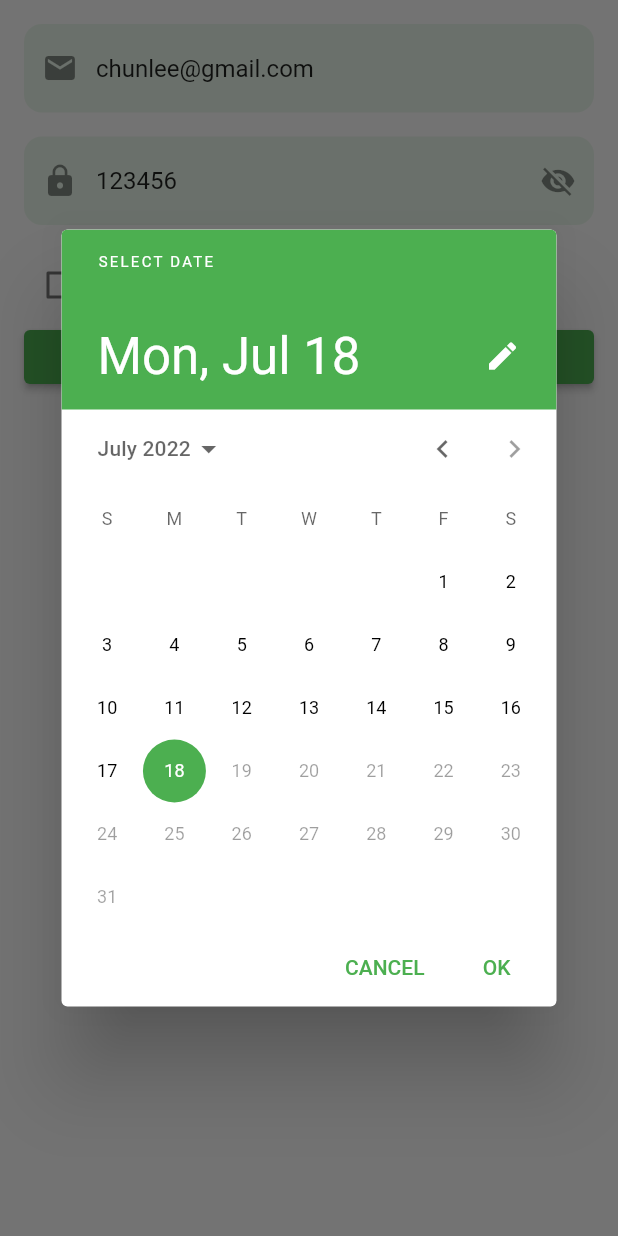
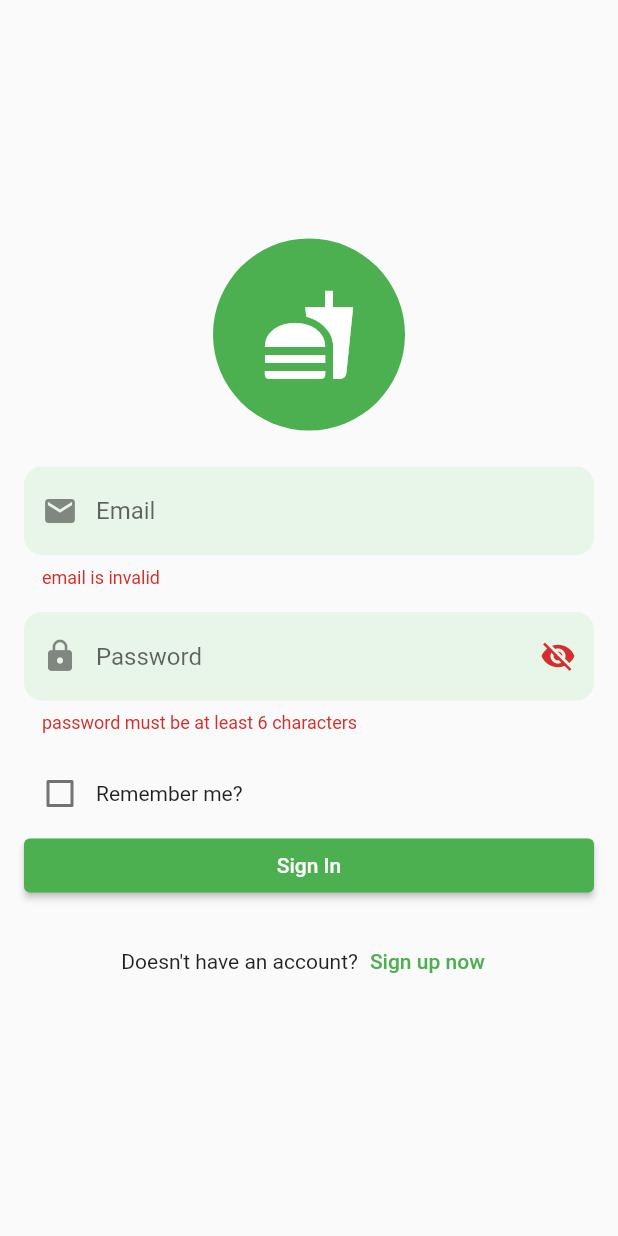
Before and after one commit to chunlee-thong/flutter_training, a Flutter app: the screen it shows after launch, after a tap on "Sign In", on a phone screen of 412 x 824 dp. Run offline on Flutter 3.47's test engine with Material 2 defaults, Android fonts, the phone set to English and light mode, and no system bars.

Commit message:
add sign up example

```diff
--- /dev/null
+++ b/wow_panda/lib/src/constant/app_style.dart
@@ -0,0 +1,6 @@
+import 'package:flutter/material.dart';
+
+final kInputBorder = OutlineInputBorder(
+  borderRadius: BorderRadius.circular(12),
+  borderSide: BorderSide.none,
+);
--- a/wow_panda/lib/src/pages/sign_in/sign_in_page.dart
+++ b/wow_panda/lib/src/pages/sign_in/sign_in_page.dart
@@ -1,4 +1,5 @@
 import 'package:flutter/material.dart';
+import 'package:wow_panda/src/pages/sign_up/sign_up_page.dart';
 
 class SignInPage extends StatefulWidget {
   const SignInPage({Key? key}) : super(key: key);
@@ -9,16 +10,13 @@ class SignInPage extends StatefulWidget {
 
 class _SignInPageState extends State<SignInPage> {
   ///
-  TextEditingController emailTC = TextEditingController(text: "chunlee@gmail.com");
-  TextEditingController passwordTC = TextEditingController(text: "123456");
+  TextEditingController emailTC = TextEditingController(text: "");
+  TextEditingController passwordTC = TextEditingController(text: "");
 
   GlobalKey<FormState> formKey = GlobalKey();
 
-  ///
-
   bool _obscureText = false;
   bool rememberme = false;
-  String? gender;
 
   @override
   void initState() {
@@ -40,6 +38,7 @@ class _SignInPageState extends State<SignInPage> {
           FocusScope.of(context).unfocus();
         },
         child: SafeArea(
+          child: Center(
             child: SingleChildScrollView(
               reverse: true,
               padding: const EdgeInsets.all(16),
@@ -48,11 +47,15 @@ class _SignInPageState extends State<SignInPage> {
                 child: Column(
                   mainAxisAlignment: MainAxisAlignment.center,
                   children: [
-                  // const SizedBox(height: 600),
+                    CircleAvatar(
+                      backgroundColor: Theme.of(context).primaryColor,
+                      radius: 64,
+                      foregroundColor: Colors.white,
+                      child: const Icon(Icons.fastfood, size: 64),
+                    ),
+                    const SizedBox(height: 24),
                     TextFormField(
                       keyboardType: TextInputType.emailAddress,
-                    autofocus: false,
-                    onChanged: (value) {},
                       validator: (value) {
                         if (value!.isEmpty) {
                           return "email is invalid";
@@ -86,11 +89,7 @@ class _SignInPageState extends State<SignInPage> {
                         prefixIcon: const Icon(Icons.lock),
                         suffixIcon: InkWell(
                           child: Icon(_obscureText ? Icons.visibility : Icons.visibility_off),
-                        onTap: () {
-                          setState(() {
-                            _obscureText = !_obscureText;
-                          });
-                        },
+                          onTap: () => setState(() => _obscureText = !_obscureText),
                         ),
                         hintText: "Password",
                         border: OutlineInputBorder(
@@ -106,72 +105,42 @@ class _SignInPageState extends State<SignInPage> {
                       children: [
                         Checkbox(
                           value: rememberme,
-                        onChanged: (value) {
-                          setState(() {
-                            rememberme = value!;
-                          });
-                        },
+                          onChanged: (value) => setState(() => rememberme = value!),
                         ),
                         const Text("Remember me?"),
                       ],
                     ),
-                  // DropdownButtonFormField<String>(
-                  //   value: gender,
-                  //   items: const [
-                  //     DropdownMenuItem(
-                  //       value: "Male",
-                  //       child: Text("Male"),
-                  //     ),
-                  //     DropdownMenuItem(
-                  //       value: "Female",
-                  //       child: Text("Female"),
-                  //     ),
-                  //   ],
-                  //   onChanged: (value) {
-                  //     setState(() {
-                  //       gender = value!;
-                  //     });
-                  //   },
-                  // ),
-                  // Slider.adaptive(
-                  //   value: 1,
-                  //   onChanged: (value) {},
-                  //   min: 0.0,
-                  //   max: 100,
-                  // ),
                     SizedBox(
                       width: double.infinity,
                       child: ElevatedButton(
                         onPressed: () async {
                           bool isValidate = formKey.currentState!.validate();
-                        if (isValidate) {
-                          DateTime? date = await showDatePicker(
-                            context: context,
-                            initialDate: DateTime.now(),
-                            firstDate: DateTime(2019),
-                            lastDate: DateTime.now(),
-                          );
-
-                          // await showDialog(
-                          //   context: context,
-                          //   builder: (context) {
-                          //     return AlertDialog(
-                          //       content: Column(
-                          //         mainAxisSize: MainAxisSize.min,
-                          //         children: [
-                          //           Text(emailTC.text),
-                          //           Text(passwordTC.text),
-                          //         ],
-                          //       ),
-                          //     );
-                          //   },
-                          // );
-                        }
+                          if (isValidate) {}
                         },
                         child: const Text("Sign In"),
                       ),
                     ),
+                    const SizedBox(height: 16),
+                    Row(
+                      mainAxisAlignment: MainAxisAlignment.center,
+                      children: [
+                        const Text("Doesn't have an account?"),
+                        TextButton(
+                          onPressed: () {
+                            Navigator.of(context).push(
+                              MaterialPageRoute(
+                                builder: (context) {
+                                  return const SignUpPage();
+                                },
+                              ),
+                            );
+                          },
+                          child: const Text("Sign up now"),
+                        ),
                       ],
+                    )
+                  ],
+                ),
               ),
             ),
           ),
```
Also changed, not shown: wow_panda/lib/src/pages/sign_up/sign_up_page.dart (added, +140 -0 lines). Lines whose indentation alone changed are shown as unchanged.
